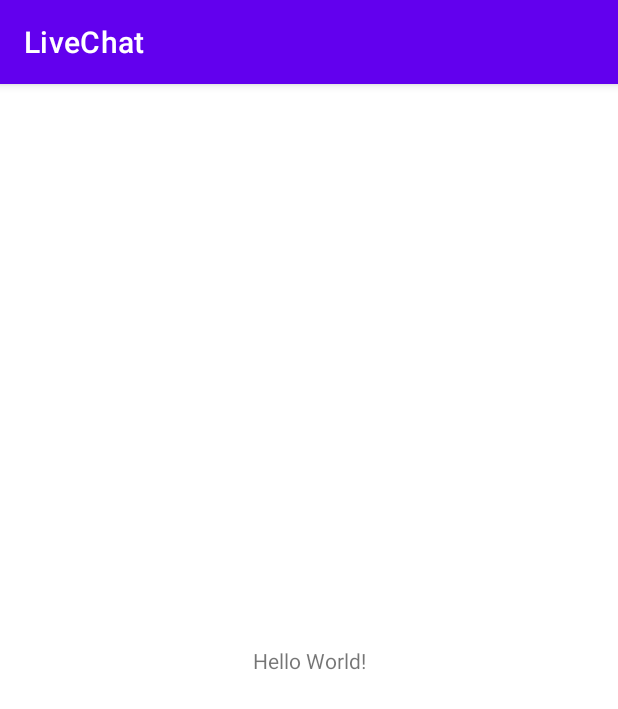
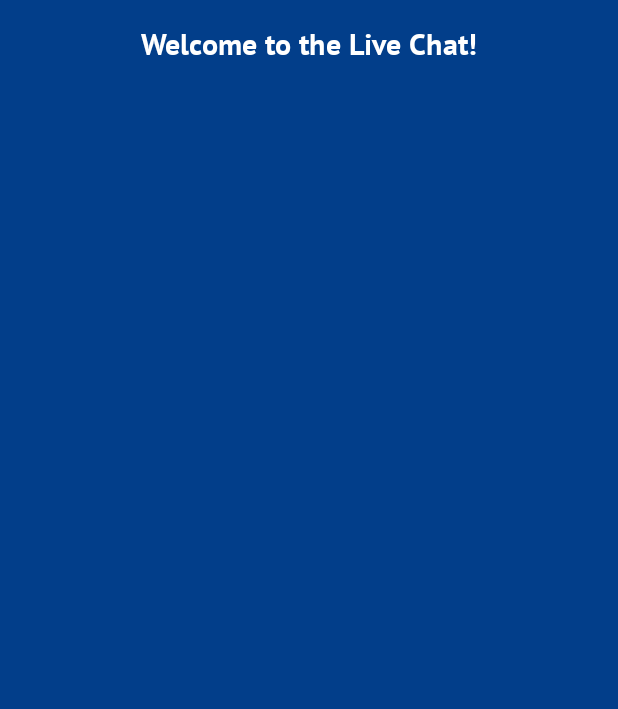
Before and after one commit to jmaxsa/livechat, an Android app: the screen it shows after launch (MainActivity before the commit, WelcomeActivity after it), on a phone screen of 412 x 824 dp. Shown: the top 709 px of the screen. Run offline under Robolectric (Android 15) with nearby library versions, the phone set to English and light mode, and no system bars.

Commit message:
Creating base activity and setting same color to all activities, initializing welcome activity development

```diff
--- a/app/src/main/AndroidManifest.xml
+++ b/app/src/main/AndroidManifest.xml
@@ -10,7 +10,7 @@
         android:supportsRtl="true"
         android:theme="@style/Theme.LiveChat">
         <activity
-            android:name=".MainActivity"
+            android:name=".WelcomeActivity"
             android:exported="true">
             <intent-filter>
                 <action android:name="android.intent.action.MAIN" />
--- a/app/src/main/java/br/com/jm/livechat/MainActivity.kt
+++ b/app/src/main/java/br/com/jm/livechat/WelcomeActivity.kt
@@ -1,11 +1,11 @@
 package br.com.jm.livechat
 
-import androidx.appcompat.app.AppCompatActivity
 import android.os.Bundle
+import br.com.jm.livechat.base.BaseActivity
 
-class MainActivity : AppCompatActivity() {
+class WelcomeActivity : BaseActivity() {
     override fun onCreate(savedInstanceState: Bundle?) {
         super.onCreate(savedInstanceState)
-        setContentView(R.layout.activity_main)
+        setContentView(R.layout.activity_welcome)
     }
 }
--- /dev/null
+++ b/app/src/main/java/br/com/jm/livechat/base/BaseActivity.kt
@@ -0,0 +1,17 @@
+package br.com.jm.livechat.base
+
+import android.os.Bundle
+import android.view.View
+import androidx.appcompat.app.AppCompatActivity
+import androidx.core.content.res.ResourcesCompat
+import br.com.jm.livechat.R
+
+abstract class BaseActivity: AppCompatActivity() {
+
+    override fun onCreate(savedInstanceState: Bundle?) {
+        super.onCreate(savedInstanceState)
+
+        val rootView by lazy { findViewById<View>(android.R.id.content) }
+        rootView.setBackgroundColor(ResourcesCompat.getColor(resources, R.color.blue_700, null))
+    }
+}
--- a/app/src/main/res/layout/activity_main.xml
+++ b/app/src/main/res/layout/activity_welcome.xml
@@ -1,16 +1,20 @@
 <?xml version="1.0" encoding="utf-8"?>
-<androidx.constraintlayout.widget.ConstraintLayout xmlns:android="http://schemas.android.com/apk/res/android"
+<androidx.constraintlayout.widget.ConstraintLayout
+    xmlns:android="http://schemas.android.com/apk/res/android"
     xmlns:app="http://schemas.android.com/apk/res-auto"
     xmlns:tools="http://schemas.android.com/tools"
     android:layout_width="match_parent"
     android:layout_height="match_parent"
-    tools:context=".MainActivity">
+    tools:context=".WelcomeActivity">
 
     <TextView
         android:layout_width="wrap_content"
         android:layout_height="wrap_content"
-        android:text="Hello World!"
-        app:layout_constraintBottom_toBottomOf="parent"
+        android:fontFamily="@font/pt_sans_bold"
+        android:text="@string/welcome_title"
+        android:layout_margin="@dimen/margin_16dp"
+        android:textColor="@color/white"
+        android:textSize="@dimen/text_size_20sp"
         app:layout_constraintLeft_toLeftOf="parent"
         app:layout_constraintRight_toRightOf="parent"
         app:layout_constraintTop_toTopOf="parent" />
--- a/app/src/main/res/values/colors.xml
+++ b/app/src/main/res/values/colors.xml
@@ -7,4 +7,6 @@
     <color name="teal_700">#FF018786</color>
     <color name="black">#FF000000</color>
     <color name="white">#FFFFFFFF</color>
+    <color name="blue_900">#03045E</color>
+    <color name="blue_700">#023E8A</color>
 </resources>
--- /dev/null
+++ b/app/src/main/res/values/dimens.xml
@@ -0,0 +1,11 @@
+<?xml version="1.0" encoding="utf-8"?>
+<resources>
+
+    <!-- Margins -->
+    <dimen name="margin_16dp">16dp</dimen>
+
+    <!-- Text Size -->
+    <dimen name="text_size_16sp">16sp</dimen>
+    <dimen name="text_size_20sp">20sp</dimen>
+
+</resources>
--- a/app/src/main/res/values/strings.xml
+++ b/app/src/main/res/values/strings.xml
@@ -1,3 +1,8 @@
 <resources>
     <string name="app_name">LiveChat</string>
+
+
+    <!-- Welcome -->
+    <string name="welcome_title">Welcome to the Live Chat!</string>
+
 </resources>
--- a/app/src/main/res/values/themes.xml
+++ b/app/src/main/res/values/themes.xml
@@ -1,6 +1,6 @@
 <resources xmlns:tools="http://schemas.android.com/tools">
     <!-- Base application theme. -->
-    <style name="Theme.LiveChat" parent="Theme.MaterialComponents.DayNight.DarkActionBar">
+    <style name="Theme.LiveChat" parent="Theme.MaterialComponents.DayNight.NoActionBar">
         <!-- Primary brand color. -->
         <item name="colorPrimary">@color/purple_500</item>
         <item name="colorPrimaryVariant">@color/purple_700</item>
@@ -12,5 +12,6 @@
         <!-- Status bar color. -->
         <item name="android:statusBarColor" tools:targetApi="l">?attr/colorPrimaryVariant</item>
         <!-- Customize your theme here. -->
+        <item name="android:windowTranslucentStatus">true</item>
     </style>
 </resources>
```
Also changed, not shown: app/src/main/res/font/pt_sans.ttf (added), app/src/main/res/font/pt_sans_bold.ttf (added).
